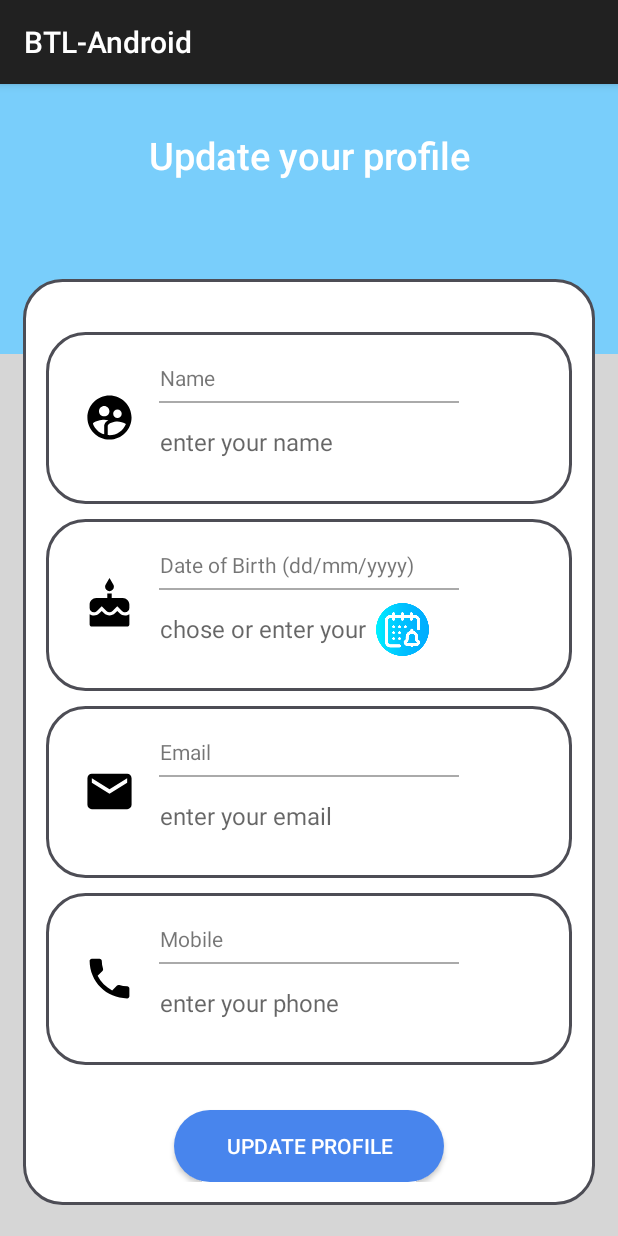
After one commit to PhucP/BTL-Android, an Android app: the UpdateUserActivity screen opened directly, with no data from a screen before it, on a phone screen of 412 x 824 dp. The commit adds this screen. Run offline under Robolectric (Android 15) with nearby library versions, the phone set to English and light mode, and no system bars; 4 statements that could not run were skipped.

Commit message:
finish update user profile

```diff
--- a/app/src/main/AndroidManifest.xml
+++ b/app/src/main/AndroidManifest.xml
@@ -12,6 +12,9 @@
         android:supportsRtl="true"
         android:theme="@style/Theme.BTLAndroid"
         tools:targetApi="31">
+        <activity
+            android:name=".UpdateUserActivity"
+            android:exported="false" />
         <activity
             android:name=".MainActivity"
             android:exported="false" />
--- a/app/src/main/java/com/example/btl_android/Main/Fragment/FragmentUser.java
+++ b/app/src/main/java/com/example/btl_android/Main/Fragment/FragmentUser.java
@@ -1,5 +1,6 @@
 package com.example.btl_android.Main.Fragment;
 
+import android.content.Intent;
 import android.os.Bundle;
 import android.view.LayoutInflater;
 import android.view.View;
@@ -11,13 +12,18 @@ import androidx.annotation.Nullable;
 import androidx.fragment.app.Fragment;
 import androidx.viewpager.widget.ViewPager;
 
+import com.example.btl_android.LoginActivity;
+import com.example.btl_android.MainActivity;
 import com.example.btl_android.R;
 import com.example.btl_android.RoomDatabase.Entity.User;
+import com.example.btl_android.UpdateUserActivity;
 import com.google.android.material.tabs.TabLayout;
 
 public class FragmentUser extends Fragment {
+    private static final int REQUEST_CODE_UPDATE_USER = 0303;
+    private static final int RESULT_OK = -1;
     private User currentUser;
-    private TextView name, email, phone, dob, username;
+    private TextView name, email, phone, dob, username, updateUser;
 
     @Override
     public void onCreate(@Nullable Bundle savedInstanceState) {
@@ -45,17 +51,44 @@ public class FragmentUser extends Fragment {
         phone = view.findViewById(R.id.phone);
         dob = view.findViewById(R.id.dob);
         username = view.findViewById(R.id.userName);
+        updateUser = view.findViewById(R.id.updateProfile);
     }
 
     private void activity() {
-        setCurrentUser();
+
+        setCurrentUser(currentUser);
+        updateUserProfile();
     }
 
-    private void setCurrentUser() {
-        name.setText(currentUser.getName());
-        email.setText(currentUser.getEmail());
-        phone.setText(currentUser.getPhoneNumber());
-        dob.setText(currentUser.getBirthday());
-        username.setText(currentUser.getUserName());
+    private void setCurrentUser(User user) {
+        name.setText(user.getName());
+        email.setText(user.getEmail());
+        phone.setText(user.getPhoneNumber());
+        dob.setText(user.getBirthday());
+        username.setText(user.getUserName());
+    }
+
+    private void updateUserProfile() {
+        updateUser.setOnClickListener(new View.OnClickListener() {
+            @Override
+            public void onClick(View v) {
+                Intent intent = new Intent(getActivity(), UpdateUserActivity.class);
+                intent.putExtra("currentUser", currentUser);
+                startActivityForResult(intent, REQUEST_CODE_UPDATE_USER);
+            }
+        });
+    }
+
+    @Override
+    public void onActivityResult(int requestCode, int resultCode, @Nullable Intent data) {
+        super.onActivityResult(requestCode, resultCode, data);
+
+        if(requestCode == REQUEST_CODE_UPDATE_USER && resultCode == RESULT_OK) {
+            if (data != null && data.hasExtra("updateUser")) {
+                User updatedUser = (User) data.getSerializableExtra("updateUser");
+                currentUser = updatedUser;
+                setCurrentUser(currentUser);
+            }
+        }
     }
 }
--- /dev/null
+++ b/app/src/main/java/com/example/btl_android/UpdateUserActivity.java
@@ -0,0 +1,96 @@
+package com.example.btl_android;
+
+import androidx.appcompat.app.AppCompatActivity;
+
+import android.content.Intent;
+import android.os.AsyncTask;
+import android.os.Bundle;
+import android.view.View;
+import android.widget.Button;
+import android.widget.EditText;
+import android.widget.Toast;
+
+import com.example.btl_android.RoomDatabase.AppDatabase;
+import com.example.btl_android.RoomDatabase.Entity.User;
+
+public class UpdateUserActivity extends AppCompatActivity {
+    private User currentUser;
+    private EditText name, email, dob, phone;
+    private Button update;
+
+    @Override
+    protected void onCreate(Bundle savedInstanceState) {
+        super.onCreate(savedInstanceState);
+        setContentView(R.layout.activity_update_user);
+
+        init();
+        activity();
+    }
+
+    private void init() {
+        name = findViewById(R.id.name);
+        email = findViewById(R.id.email);
+        phone = findViewById(R.id.phone);
+        dob = findViewById(R.id.dob);
+        update = findViewById(R.id.btnUpdate);
+
+        //get user from other form
+        Intent intent = getIntent();
+        currentUser = (User) intent.getSerializableExtra("currentUser");
+    }
+
+    private void activity() {
+        setCurrentUser();
+        updateUserProfile();
+    }
+
+    private void setCurrentUser() {
+        name.setText(currentUser.getName());
+        email.setText(currentUser.getEmail());
+        phone.setText(currentUser.getPhoneNumber());
+        dob.setText(currentUser.getBirthday());
+    }
+
+    private void updateUserProfile() {
+        update.setOnClickListener(new View.OnClickListener() {
+            @Override
+            public void onClick(View v) {
+                String updateName = name.getText().toString().trim();
+                String updateEmail = email.getText().toString().trim();
+                String updatePhone = phone.getText().toString().trim();
+                String updateDob = dob.getText().toString().trim();
+
+                User updateUser = new User();
+                updateUser.setId(currentUser.getId());
+                updateUser.setUserName(currentUser.getUserName());
+                updateUser.setPassWord(currentUser.getPassWord());
+                updateUser.setName(updateName);
+                updateUser.setEmail(updateEmail);
+                updateUser.setBirthday(updateDob);
+                updateUser.setPhoneNumber(updatePhone);
+
+                Intent intent = getIntent();
+                intent.putExtra("updateUser", updateUser);
+                setResult(RESULT_OK, getIntent());
+
+                UpdateUserTask task = new UpdateUserTask();
+                task.execute(updateUser);
+            }
+        });
+    }
+
+    private class UpdateUserTask extends AsyncTask<User, Void, Void> {
+        @Override
+        protected Void doInBackground(User... users) {
+            AppDatabase db = AppDatabase.getDatabase(getApplicationContext());
+            db.userDao().updateUser(users[0]);
+            return null;
+        }
+
+        @Override
+        protected void onPostExecute(Void aVoid) {
+            Toast.makeText(UpdateUserActivity.this, "Updated", Toast.LENGTH_SHORT).show();
+            finish();
+        }
+    }
+}
--- /dev/null
+++ b/app/src/main/res/layout/activity_update_user.xml
@@ -0,0 +1,278 @@
+<?xml version="1.0" encoding="utf-8"?>
+
+<RelativeLayout xmlns:android="http://schemas.android.com/apk/res/android"
+    xmlns:tools="http://schemas.android.com/tools"
+    android:id="@+id/swipeContainer"
+    android:layout_width="match_parent"
+    android:layout_height="match_parent"
+    tools:context=".UpdateUserActivity">
+
+    <ScrollView
+        android:layout_width="match_parent"
+        android:layout_height="match_parent"
+        android:background="#D6D6D6"
+        android:orientation="vertical"
+        tools:context=".UpdateEmailActivity">
+
+        <LinearLayout
+            android:layout_width="match_parent"
+            android:layout_height="wrap_content"
+            android:orientation="vertical">
+
+            <LinearLayout
+                android:layout_width="match_parent"
+                android:layout_height="180dp"
+                android:orientation="vertical"
+                android:background="#79CEFB">
+
+                <TextView
+                    android:id="@+id/textView_update_profile_head"
+                    android:layout_width="match_parent"
+                    android:layout_height="wrap_content"
+                    android:layout_marginTop="30dp"
+                    android:textColor="@color/white"
+                    android:textSize="25dp"
+                    android:text="Update your profile"
+                    android:textAlignment="center"
+                    android:textAppearance="@style/TextAppearance.AppCompat.Title" />-->
+            </LinearLayout>
+
+            <RelativeLayout
+                android:layout_width="match_parent"
+                android:layout_height="wrap_content"
+                android:layout_marginBottom="15dp"
+                android:layout_marginRight="15dp"
+                android:layout_marginLeft="15dp"
+                android:layout_marginTop="-50dp"
+                android:background="@drawable/border"
+                android:padding="15dp">
+
+                <RelativeLayout
+                    android:id="@+id/RL_name"
+                    android:layout_width="match_parent"
+                    android:layout_height="wrap_content"
+                    android:layout_marginTop="20dp"
+                    android:background="@drawable/border">
+
+                    <ImageView
+                        android:id="@+id/imageViewName"
+                        android:layout_width="35dp"
+                        android:layout_height="35dp"
+                        android:layout_centerVertical="true"
+                        android:layout_marginLeft="10dp"
+                        android:layout_marginRight="10dp"
+                        android:src="@drawable/baseline_supervised_user_circle_24" />
+
+                    <TextView
+                        android:id="@+id/textView_update_profile_name"
+                        android:layout_width="match_parent"
+                        android:layout_height="wrap_content"
+                        android:layout_toEndOf="@id/imageViewName"
+                        android:padding="6dp"
+                        android:text="Name" />
+
+                    <View
+                        android:id="@+id/divider_name"
+                        android:layout_width="200dp"
+                        android:layout_height="1dp"
+                        android:layout_below="@id/textView_update_profile_name"
+                        android:layout_centerHorizontal="true"
+                        android:background="@android:color/darker_gray" />
+
+                    <EditText
+                        android:id="@+id/name"
+                        android:layout_width="match_parent"
+                        android:layout_height="wrap_content"
+                        android:layout_below="@id/textView_update_profile_name"
+                        android:layout_marginTop="10dp"
+                        android:layout_marginBottom="10dp"
+                        android:layout_toEndOf="@id/imageViewName"
+                        android:background="@android:color/transparent"
+                        android:hint="enter your name"
+                        android:inputType="textPersonName"
+                        android:padding="6dp"
+                        android:textSize="16sp" />
+                </RelativeLayout>
+
+                <RelativeLayout
+                    android:id="@+id/RL_dob"
+                    android:layout_width="match_parent"
+                    android:layout_height="wrap_content"
+                    android:layout_below="@id/RL_name"
+                    android:layout_marginTop="10dp"
+                    android:background="@drawable/border">
+
+                    <ImageView
+                        android:id="@+id/imageViewDoB"
+                        android:layout_width="35dp"
+                        android:layout_height="35dp"
+                        android:layout_centerVertical="true"
+                        android:layout_marginLeft="10dp"
+                        android:layout_marginRight="10dp"
+                        android:src="@drawable/baseline_cake_24" />
+
+                    <TextView
+                        android:id="@+id/textView_update_profile_dob"
+                        android:layout_width="match_parent"
+                        android:layout_height="wrap_content"
+                        android:layout_toEndOf="@id/imageViewDoB"
+                        android:padding="6dp"
+                        android:text="Date of Birth (dd/mm/yyyy)" />
+
+                    <View
+                        android:id="@+id/divider_dob"
+                        android:layout_width="200dp"
+                        android:layout_height="1dp"
+                        android:layout_below="@id/textView_update_profile_dob"
+                        android:layout_centerHorizontal="true"
+                        android:background="@android:color/darker_gray" />
+
+                    <EditText
+                        android:id="@+id/dob"
+                        android:hint="chose or enter your birthday"
+                        android:layout_width="150dp"
+                        android:layout_height="wrap_content"
+                        android:layout_below="@id/textView_update_profile_dob"
+                        android:layout_marginTop="10dp"
+                        android:layout_marginBottom="10dp"
+                        android:layout_toEndOf="@id/imageViewDoB"
+                        android:background="@android:color/transparent"
+                        android:inputType="date"
+                        android:padding="6dp"
+                        android:textSize="16sp" />
+
+                    <ImageView
+                        android:id="@+id/imageView_date_picker"
+                        android:layout_width="35dp"
+                        android:layout_height="35dp"
+                        android:layout_below="@id/textView_update_profile_dob"
+                        android:layout_marginTop="10dp"
+                        android:layout_toEndOf="@id/dob"
+                        android:src="@drawable/calendar" />
+                </RelativeLayout>
+
+                <RelativeLayout
+                    android:id="@+id/RL_gender"
+                    android:layout_width="match_parent"
+                    android:layout_height="wrap_content"
+                    android:layout_below="@id/RL_dob"
+                    android:layout_marginTop="10dp"
+                    android:background="@drawable/border">
+
+                    <ImageView
+                        android:id="@+id/imageViewGender"
+                        android:layout_width="35dp"
+                        android:layout_height="35dp"
+                        android:layout_centerVertical="true"
+                        android:layout_marginLeft="10dp"
+                        android:layout_marginRight="10dp"
+                        android:src="@drawable/baseline_email_24" />
+
+                    <TextView
+                        android:id="@+id/textView_update_profile_gender"
+                        android:layout_width="match_parent"
+                        android:layout_height="wrap_content"
+                        android:layout_toEndOf="@id/imageViewGender"
+                        android:padding="6dp"
+                        android:text="Email" />
+
+                    <View
+                        android:id="@+id/divider_gender"
+                        android:layout_width="200dp"
+                        android:layout_height="1dp"
+                        android:layout_below="@id/textView_update_profile_gender"
+                        android:layout_centerHorizontal="true"
+                        android:background="@android:color/darker_gray" />
+                    <EditText
+                        android:id="@+id/email"
+                        android:layout_width="150dp"
+                        android:layout_height="wrap_content"
+                        android:layout_below="@id/textView_update_profile_gender"
+                        android:layout_marginTop="10dp"
+                        android:hint="enter your email"
+                        android:layout_marginBottom="10dp"
+                        android:layout_toEndOf="@+id/imageViewGender"
+                        android:background="@android:color/transparent"
+                        android:inputType="date"
+                        android:padding="6dp"
+                        android:textSize="16sp" />
+
+                </RelativeLayout>
+
+                <RelativeLayout
+                    android:id="@+id/RL_mobile"
+                    android:layout_width="match_parent"
+                    android:layout_height="wrap_content"
+                    android:layout_below="@id/RL_gender"
+                    android:layout_marginTop="10dp"
+                    android:background="@drawable/border">
+
+                    <ImageView
+                        android:id="@+id/imageViewMobile"
+                        android:layout_width="35dp"
+                        android:layout_height="35dp"
+                        android:layout_centerVertical="true"
+                        android:layout_marginLeft="10dp"
+                        android:layout_marginRight="10dp"
+                        android:src="@drawable/baseline_phone_24" />
+
+                    <TextView
+                        android:id="@+id/textView_update_profile_mobile"
+                        android:layout_width="match_parent"
+                        android:layout_height="wrap_content"
+                        android:layout_toEndOf="@id/imageViewMobile"
+                        android:padding="6dp"
+                        android:text="Mobile" />
+
+                    <View
+                        android:id="@+id/divider_mobile"
+                        android:layout_width="200dp"
+                        android:layout_height="1dp"
+                        android:layout_below="@id/textView_update_profile_mobile"
+                        android:layout_centerHorizontal="true"
+                        android:background="@android:color/darker_gray" />
+
+                    <EditText
+                        android:id="@+id/phone"
+                        android:layout_width="match_parent"
+                        android:layout_height="wrap_content"
+                        android:layout_below="@id/textView_update_profile_mobile"
+                        android:layout_marginTop="10dp"
+                        android:layout_marginBottom="10dp"
+                        android:layout_toEndOf="@id/imageViewMobile"
+                        android:background="@android:color/transparent"
+                        android:inputType="phone"
+                        android:padding="6dp"
+                        android:hint="enter your phone"
+                        android:textSize="16sp" />
+                </RelativeLayout>
+
+                <Button
+                    android:id="@+id/btnUpdate"
+                    android:layout_width="180dp"
+                    android:layout_height="wrap_content"
+                    android:layout_below="@id/RL_mobile"
+                    android:layout_centerHorizontal="true"
+                    android:layout_marginTop="30dp"
+                    android:background="@drawable/btn_background"
+                    android:text="Update Profile"
+                    android:textColor="@color/white"
+                    android:textAlignment="center" />
+
+                <ProgressBar
+                    android:id="@+id/progressBar"
+                    style="?android:attr/progressBarStyleLarge"
+                    android:layout_width="wrap_content"
+                    android:layout_height="wrap_content"
+                    android:layout_centerInParent="true"
+                    android:layout_centerHorizontal="true"
+                    android:elevation="10dp"
+                    android:visibility="gone" />
+
+            </RelativeLayout>
+
+        </LinearLayout>
+
+    </ScrollView>
+
+</RelativeLayout>
--- a/app/src/main/res/layout/fragment_user.xml
+++ b/app/src/main/res/layout/fragment_user.xml
@@ -221,6 +221,8 @@
                 android:layout_height="wrap_content"
                 android:textAlignment="center"
                 android:text="Update Profile"
+                android:clickable="true"
+                android:focusable="true"
                 android:id="@+id/updateProfile"/>
         </LinearLayout>
     </ScrollView>
```
